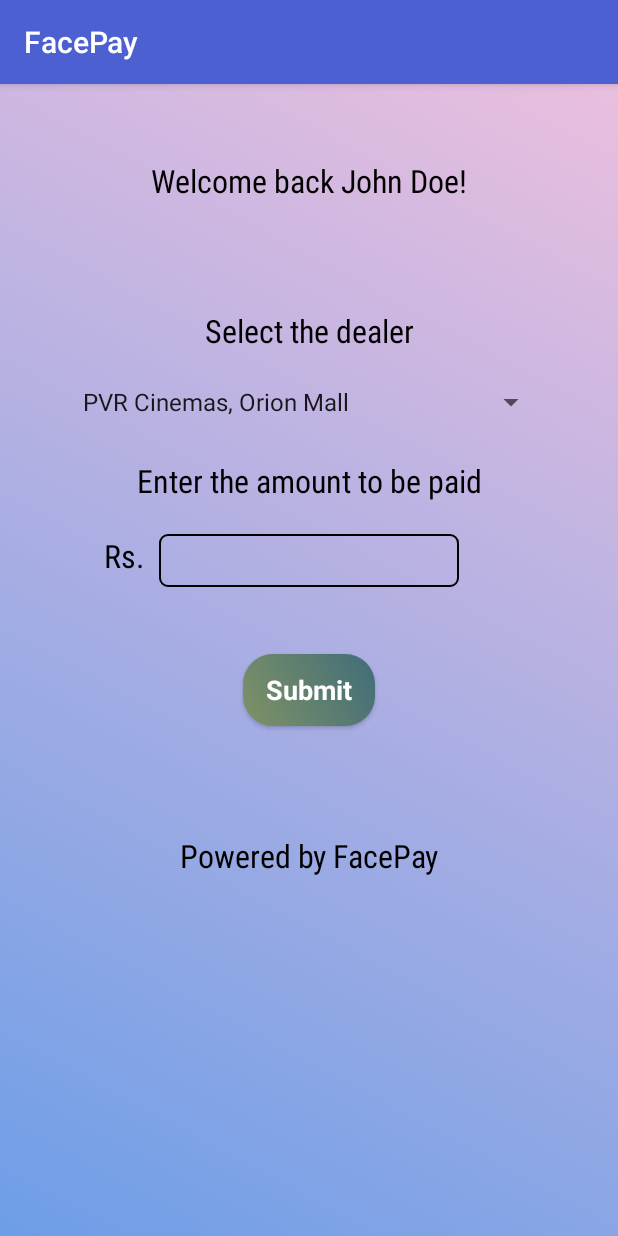
After one commit to Manish-M2018/FacePay, an Android app: the Payment screen opened directly, with no data from a screen before it, on a phone screen of 412 x 824 dp. The commit adds this screen. Run offline under Robolectric (Android 15) with nearby library versions, the phone set to English and light mode, and no system bars.

Commit message:
Completed the activities

```diff
--- a/app/build.gradle
+++ b/app/build.gradle
@@ -26,7 +26,7 @@ android {
 dependencies {
     implementation fileTree(dir: 'libs', include: ['*.jar'])
     implementation 'com.kofigyan.stateprogressbar:stateprogressbar:1.0.0'
-    implementation ('com.alimuzaffar.lib:pinentryedittext:2.0.6') {
+    implementation('com.alimuzaffar.lib:pinentryedittext:2.0.6') {
         // Exclude is only needed if you already have
         // androidx.appcompat as a dependency in your app.
         exclude group: 'androidx.appcompat', module: 'appcompat'
--- a/app/src/main/AndroidManifest.xml
+++ b/app/src/main/AndroidManifest.xml
@@ -9,6 +9,9 @@
         android:roundIcon="@mipmap/ic_launcher_round"
         android:supportsRtl="true"
         android:theme="@style/AppTheme">
+        <activity android:name=".Payment"></activity>
+        <activity android:name=".FaceRecognition" />
+        <activity android:name=".Fingerprint" />
         <activity android:name=".MainActivity">
             <intent-filter>
                 <action android:name="android.intent.action.MAIN" />
--- a/app/src/main/java/com/example/facepay_ui/MainActivity.java
+++ b/app/src/main/java/com/example/facepay_ui/MainActivity.java
@@ -1,5 +1,6 @@
 package com.example.facepay_ui;
 
+import android.content.Intent;
 import android.os.Bundle;
 import android.widget.Toast;
 
@@ -26,6 +27,8 @@ public class MainActivity extends AppCompatActivity {
                 public void onPinEntered(CharSequence str) {
                     if (str.toString().equals("1234")) {
                         Toast.makeText(MainActivity.this, "SUCCESS", Toast.LENGTH_SHORT).show();
+                        Intent i = new Intent(MainActivity.this, Fingerprint.class);
+                        startActivity(i);
                     } else {
                         Toast.makeText(MainActivity.this, "FAIL", Toast.LENGTH_SHORT).show();
                         pinEntry.setText(null);
--- /dev/null
+++ b/app/src/main/java/com/example/facepay_ui/Payment.java
@@ -0,0 +1,35 @@
+package com.example.facepay_ui;
+
+import androidx.appcompat.app.AppCompatActivity;
+
+import android.content.Intent;
+import android.os.Bundle;
+import android.view.View;
+import android.widget.Button;
+import android.widget.EditText;
+import android.widget.Toast;
+
+public class Payment extends AppCompatActivity {
+
+    @Override
+    protected void onCreate(Bundle savedInstanceState) {
+        super.onCreate(savedInstanceState);
+        setContentView(R.layout.activity_payment);
+
+        final EditText amount = findViewById(R.id.amount);
+        Button submit = findViewById(R.id.submit);
+
+        amount.requestFocus();
+
+        submit.setOnClickListener(new View.OnClickListener() {
+            @Override
+            public void onClick(View view) {
+                Toast.makeText(Payment.this,"Payment was successful!",Toast.LENGTH_SHORT).show();
+                amount.setText("");
+            }
+        });
+
+
+
+    }
+}
--- /dev/null
+++ b/app/src/main/res/layout/activity_payment.xml
@@ -0,0 +1,116 @@
+<?xml version="1.0" encoding="utf-8"?>
+<androidx.constraintlayout.widget.ConstraintLayout xmlns:android="http://schemas.android.com/apk/res/android"
+    android:layout_width="match_parent"
+    android:layout_height="match_parent"
+    xmlns:app="http://schemas.android.com/apk/res-auto"
+    xmlns:tools="http://schemas.android.com/tools"
+    android:orientation="vertical"
+    android:background="@drawable/back1">
+
+    <TextView
+        android:layout_width="wrap_content"
+        android:layout_height="wrap_content"
+        android:layout_marginTop="50dp"
+        android:text="Welcome back John Doe!"
+        android:textColor="#000"
+        android:textSize="21sp"
+        app:fontFamily="sans-serif-condensed"
+        app:layout_constraintEnd_toEndOf="parent"
+        app:layout_constraintStart_toStartOf="parent"
+        app:layout_constraintTop_toTopOf="parent" />
+
+    <TextView
+        android:id="@+id/tv_dealer"
+        android:layout_width="wrap_content"
+        android:layout_height="wrap_content"
+        android:layout_marginTop="150dp"
+        android:text="Select the dealer"
+        android:textColor="#000"
+        android:textSize="21sp"
+        app:fontFamily="sans-serif-condensed"
+        app:layout_constraintEnd_toEndOf="parent"
+        app:layout_constraintStart_toStartOf="parent"
+        app:layout_constraintTop_toTopOf="parent" />
+
+    <Spinner
+        android:id="@+id/dealers_spinner"
+        android:layout_width="wrap_content"
+        android:layout_height="wrap_content"
+        android:layout_marginTop="200dp"
+        android:entries="@array/dealers"
+        android:textColor="#000"
+        android:textSize="21sp"
+        app:fontFamily="sans-serif-condensed"
+        app:layout_constraintEnd_toEndOf="parent"
+        app:layout_constraintStart_toStartOf="parent"
+        app:layout_constraintTop_toTopOf="parent" />
+
+    <TextView
+        android:layout_width="wrap_content"
+        android:layout_height="wrap_content"
+        android:layout_marginTop="250dp"
+        android:text="Enter the amount to be paid"
+        android:textColor="#000"
+        android:textSize="21sp"
+        app:fontFamily="sans-serif-condensed"
+        app:layout_constraintEnd_toEndOf="parent"
+        app:layout_constraintStart_toStartOf="parent"
+        app:layout_constraintTop_toTopOf="parent" />
+
+    <TextView
+        android:layout_width="wrap_content"
+        android:layout_height="wrap_content"
+        android:layout_marginTop="300dp"
+        android:layout_marginEnd="10dp"
+        android:layout_marginRight="10dp"
+        android:text="Rs."
+        android:textColor="#000"
+        android:textSize="21sp"
+        app:fontFamily="sans-serif-condensed"
+        app:layout_constraintEnd_toStartOf="@id/amount"
+        app:layout_constraintTop_toTopOf="parent" />
+
+    <EditText
+        android:id="@+id/amount"
+        android:layout_width="200dp"
+        android:layout_height="wrap_content"
+        android:layout_gravity="center"
+        android:layout_marginTop="300dp"
+        android:background="@drawable/rectangle"
+        android:inputType="number"
+        android:padding="5dp"
+        android:textAlignment="center"
+        android:textAppearance="@style/TextAppearance.AppCompat.Medium"
+        app:layout_constraintEnd_toEndOf="parent"
+        app:layout_constraintStart_toStartOf="parent"
+        app:layout_constraintTop_toTopOf="parent"/>
+
+    <Button
+        android:id="@+id/submit"
+        android:layout_width="wrap_content"
+        android:layout_height="wrap_content"
+        android:textColor="#fff"
+        android:text="Submit"
+        android:textStyle="bold"
+        android:textAppearance="@style/TextAppearance.AppCompat.Medium"
+        android:textAlignment="center"
+        android:layout_marginTop="380dp"
+        android:layout_gravity="center"
+        android:background="@drawable/design1"
+        app:layout_constraintEnd_toEndOf="parent"
+        app:layout_constraintStart_toStartOf="parent"
+        app:layout_constraintTop_toTopOf="parent"/>
+
+    <TextView
+        android:layout_width="wrap_content"
+        android:layout_height="wrap_content"
+        android:layout_marginTop="500dp"
+        android:text="Powered by FacePay"
+        android:textColor="#000"
+        android:textSize="21sp"
+        app:fontFamily="sans-serif-condensed"
+        app:layout_constraintStart_toStartOf="parent"
+        app:layout_constraintEnd_toEndOf="parent"
+        app:layout_constraintTop_toTopOf="parent" />
+
+</androidx.constraintlayout.widget.ConstraintLayout>
--- a/app/src/main/res/values/strings.xml
+++ b/app/src/main/res/values/strings.xml
@@ -1,3 +1,10 @@
 <resources>
     <string name="app_name">FacePay</string>
+    <string-array name="dealers">
+        <item>PVR Cinemas, Orion Mall</item>
+        <item>Samsung showroom, Mantri Square</item>
+        <item>Desi Chats, Orion Mall</item>
+        <item>Burger King, Garuda Swagath Mall</item>
+        <item>Levi\'s Co., Central Mall</item>
+    </string-array>
 </resources>
```
Also changed, not shown: app/src/main/java/com/example/facepay_ui/FaceRecognition.java (added, +28 -0 lines), app/src/main/java/com/example/facepay_ui/Fingerprint.java (added, +27 -0 lines), app/src/main/res/layout/activity_face_recognition.xml (added, +44 -0 lines), app/src/main/res/layout/activity_fingerprint.xml (added, +44 -0 lines), app/src/main/res/drawable/face.png (added), app/src/main/res/layout/activity_main.xml (indentation only).
